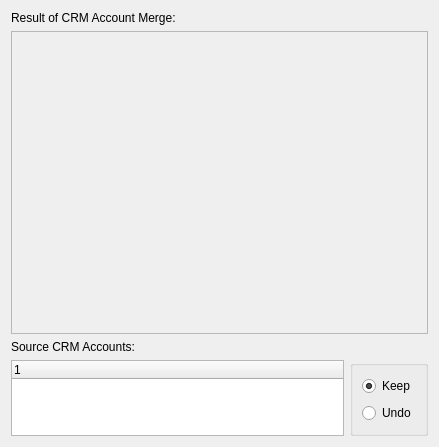
The window that guiclient/crmaccountMergeResultPage.ui (Pegasus-RPG/xtuple-client) describes before a commit, drawn with Qt 5.
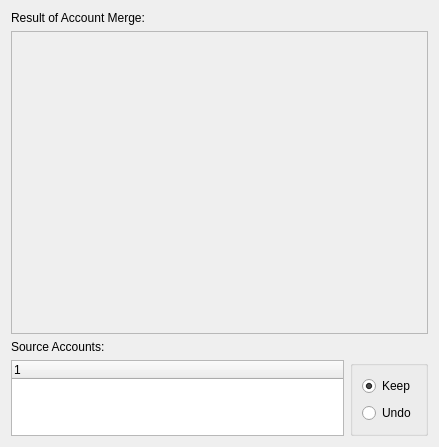
The same window after the commit. Custom widgets are drawn as their Qt base class.

What changed in the file:
```diff
--- a/guiclient/crmaccountMergeResultPage.ui
+++ b/guiclient/crmaccountMergeResultPage.ui
@@ -30,7 +30,7 @@
    <item row="0" column="0" colspan="2">
     <widget class="XLabel" name="_targetResultLit">
      <property name="text">
-      <string>Result of CRM Account Merge:</string>
+      <string>Result of Account Merge:</string>
      </property>
     </widget>
    </item>
@@ -61,7 +61,7 @@
    <item row="2" column="0">
     <widget class="QLabel" name="_sourceLit">
      <property name="text">
-      <string>Source CRM Accounts:</string>
+      <string>Source Accounts:</string>
      </property>
     </widget>
    </item>
```
